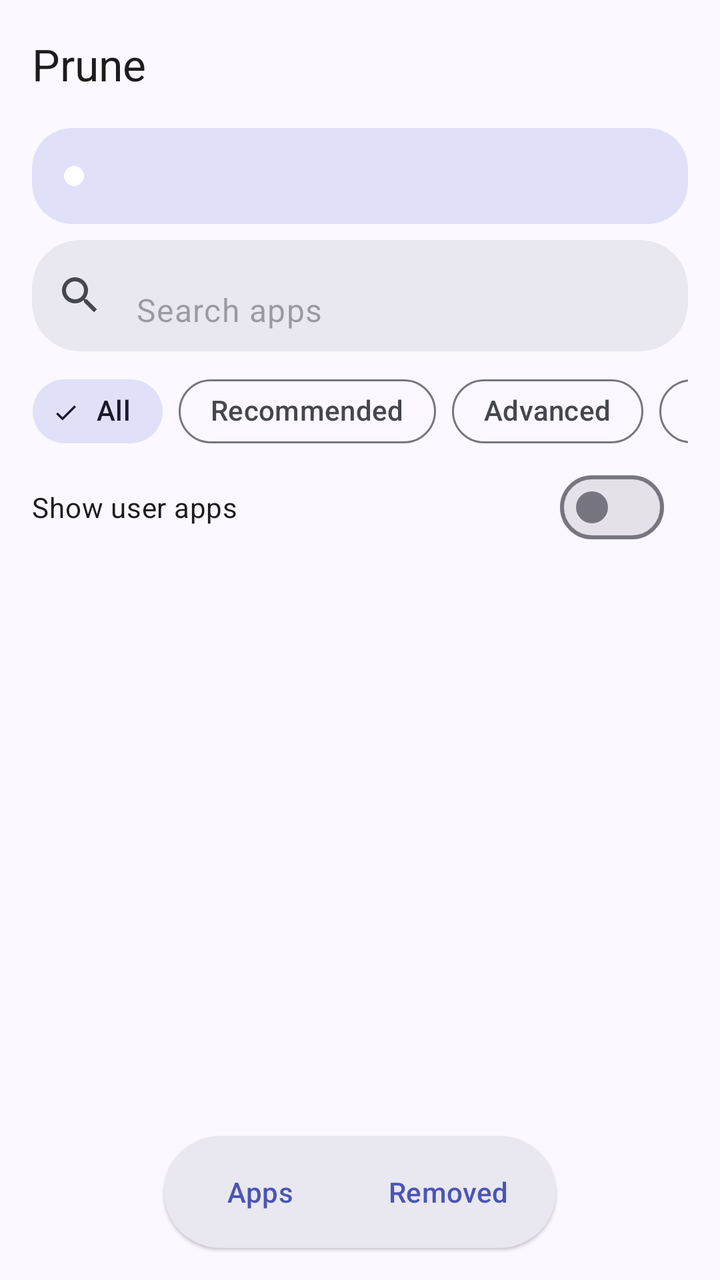
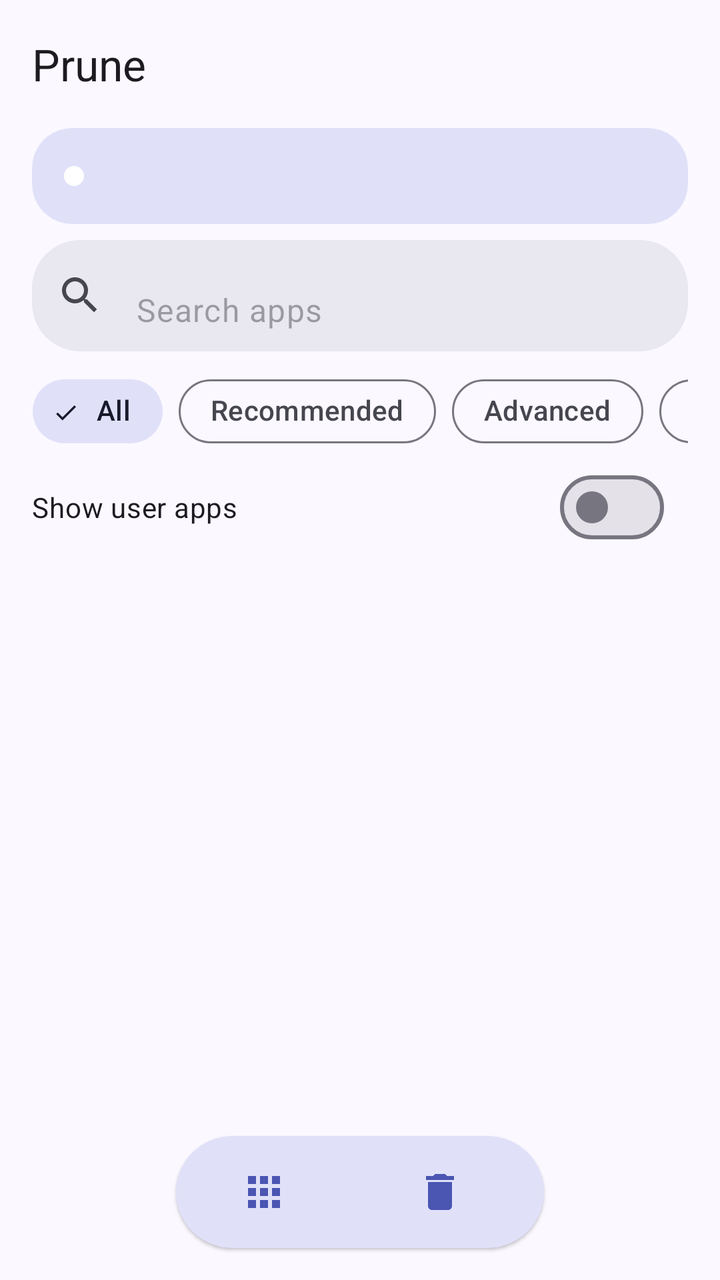

The first picture is an Android layout as it rendered before a commit; the second is the same layout after the commit. The layout source and the unified diff follow.
<!-- AndroidManifest.xml: application theme Theme.Prune -->
<!-- res/layout/activity_main.xml -->
<?xml version="1.0" encoding="utf-8"?>
<androidx.coordinatorlayout.widget.CoordinatorLayout xmlns:android="http://schemas.android.com/apk/res/android"
    xmlns:app="http://schemas.android.com/apk/res-auto"
    android:layout_width="match_parent"
    android:layout_height="match_parent"
    android:background="?attr/colorSurface">

    
    <com.google.android.material.appbar.AppBarLayout
        android:id="@+id/appbar"
        style="@style/Widget.Material3.AppBarLayout"
        android:layout_width="match_parent"
        android:layout_height="wrap_content"
        android:background="?attr/colorSurface"
        android:fitsSystemWindows="true">

        <com.google.android.material.appbar.MaterialToolbar
            android:id="@+id/toolbar"
            android:layout_width="match_parent"
            android:layout_height="?attr/actionBarSize"
            app:title="@string/app_name"
            app:titleTextAppearance="@style/TextAppearance.Prune.TitleLarge"
            app:layout_scrollFlags="scroll|enterAlways" />

        <LinearLayout
            android:layout_width="match_parent"
            android:layout_height="wrap_content"
            android:orientation="vertical"
            android:paddingStart="@dimen/gutter"
            android:paddingEnd="@dimen/gutter"
            app:layout_scrollFlags="scroll|enterAlways">

            <com.google.android.material.card.MaterialCardView
                android:id="@+id/status_card"
                style="@style/Widget.Material3.CardView.Filled"
                android:layout_width="match_parent"
                android:layout_height="wrap_content"
                app:cardBackgroundColor="?attr/colorSecondaryContainer"
                app:cardCornerRadius="20dp">

                <LinearLayout
                    android:layout_width="match_parent"
                    android:layout_height="wrap_content"
                    android:animateLayoutChanges="true"
                    android:gravity="center_vertical"
                    android:minHeight="48dp"
                    android:orientation="horizontal"
                    android:paddingStart="16dp"
                    android:paddingTop="4dp"
                    android:paddingEnd="6dp"
                    android:paddingBottom="4dp">

                    <View
                        android:id="@+id/status_dot"
                        android:layout_width="10dp"
                        android:layout_height="10dp"
                        android:background="@drawable/bg_status_dot" />

                    <TextView
                        android:id="@+id/status"
                        android:layout_width="0dp"
                        android:layout_height="wrap_content"
                        android:layout_marginStart="12dp"
                        android:layout_weight="1"
                        android:textAppearance="?attr/textAppearanceBodyMedium"
                        android:textColor="?attr/colorOnSecondaryContainer" />

                    <com.google.android.material.button.MaterialButton
                        android:id="@+id/btn_action"
                        style="@style/Widget.Prune.Button"
                        android:layout_width="wrap_content"
                        android:layout_height="wrap_content"
                        android:layout_marginStart="8dp"
                        android:minHeight="40dp"
                        android:visibility="gone" />
                </LinearLayout>
            </com.google.android.material.card.MaterialCardView>

            <com.google.android.material.textfield.TextInputLayout
                android:id="@+id/search_layout"
                style="@style/Widget.Material3.TextInputLayout.FilledBox"
                android:layout_width="match_parent"
                android:layout_height="wrap_content"
                android:layout_marginTop="8dp"
                app:boxBackgroundColor="?attr/colorSurfaceContainerHigh"
                app:boxCornerRadiusBottomEnd="24dp"
                app:boxCornerRadiusBottomStart="24dp"
                app:boxCornerRadiusTopEnd="24dp"
                app:boxCornerRadiusTopStart="24dp"
                app:boxStrokeWidth="0dp"
                app:boxStrokeWidthFocused="0dp"
                app:endIconMode="clear_text"
                app:hintEnabled="false"
                app:startIconDrawable="@drawable/ic_search">

                <com.google.android.material.textfield.TextInputEditText
                    android:id="@+id/search"
                    android:layout_width="match_parent"
                    android:layout_height="wrap_content"
                    android:hint="@string/hint_search"
                    android:importantForAutofill="no"
                    android:inputType="text"
                    android:maxLines="1"
                    android:minHeight="52dp" />
            </com.google.android.material.textfield.TextInputLayout>

            <HorizontalScrollView
                android:layout_width="match_parent"
                android:layout_height="wrap_content"
                android:layout_marginStart="-16dp"
                android:layout_marginTop="6dp"
                android:layout_marginEnd="-16dp"
                android:clipToPadding="false"
                android:scrollbars="none">

                <com.google.android.material.chip.ChipGroup
                    android:id="@+id/chips"
                    android:layout_width="wrap_content"
                    android:layout_height="wrap_content"
                    android:paddingStart="16dp"
                    android:paddingEnd="16dp"
                    app:selectionRequired="true"
                    app:singleLine="true"
                    app:singleSelection="true">

                    <com.google.android.material.chip.Chip
                        android:id="@+id/chip_all"
                        style="@style/Widget.Prune.Chip.Filter"
                        android:layout_width="wrap_content"
                        android:layout_height="wrap_content"
                        android:checked="true"
                        android:text="@string/chip_all" />

                    <com.google.android.material.chip.Chip
                        android:id="@+id/chip_recommended"
                        style="@style/Widget.Prune.Chip.Filter"
                        android:layout_width="wrap_content"
                        android:layout_height="wrap_content"
                        android:text="@string/level_recommended" />

                    <com.google.android.material.chip.Chip
                        android:id="@+id/chip_advanced"
                        style="@style/Widget.Prune.Chip.Filter"
                        android:layout_width="wrap_content"
                        android:layout_height="wrap_content"
                        android:text="@string/level_advanced" />

                    <com.google.android.material.chip.Chip
                        android:id="@+id/chip_expert"
                        style="@style/Widget.Prune.Chip.Filter"
                        android:layout_width="wrap_content"
                        android:layout_height="wrap_content"
                        android:text="@string/level_expert" />

                    <com.google.android.material.chip.Chip
                        android:id="@+id/chip_unsafe"
                        style="@style/Widget.Prune.Chip.Filter"
                        android:layout_width="wrap_content"
                        android:layout_height="wrap_content"
                        android:text="@string/level_unsafe" />

                    <com.google.android.material.chip.Chip
                        android:id="@+id/chip_unlisted"
                        style="@style/Widget.Prune.Chip.Filter"
                        android:layout_width="wrap_content"
                        android:layout_height="wrap_content"
                        android:text="@string/level_unlisted" />
                </com.google.android.material.chip.ChipGroup>
            </HorizontalScrollView>

            <LinearLayout
                android:layout_width="match_parent"
                android:layout_height="wrap_content"
                android:gravity="center_vertical"
                android:minHeight="40dp"
                android:orientation="horizontal">

                <com.google.android.material.materialswitch.MaterialSwitch
                    android:id="@+id/cb_user"
                    android:layout_width="0dp"
                    android:layout_height="wrap_content"
                    android:layout_weight="1"
                    android:text="@string/cb_user"
                    android:textAppearance="?attr/textAppearanceBodyMedium" />

                <TextView
                    android:id="@+id/count"
                    android:layout_width="wrap_content"
                    android:layout_height="wrap_content"
                    android:layout_marginStart="12dp"
                    android:textAppearance="?attr/textAppearanceLabelLarge"
                    android:textColor="?attr/colorOnSurfaceVariant" />
            </LinearLayout>
        </LinearLayout>
    </com.google.android.material.appbar.AppBarLayout>

    <FrameLayout
        android:layout_width="match_parent"
        android:layout_height="match_parent"
        app:layout_behavior="@string/appbar_scrolling_view_behavior">

        <androidx.recyclerview.widget.RecyclerView
            android:id="@+id/list"
            android:layout_width="match_parent"
            android:layout_height="match_parent"
            android:clipToPadding="false"
            android:paddingStart="@dimen/gutter"
            android:paddingTop="4dp"
            android:paddingEnd="@dimen/gutter"
            android:paddingBottom="120dp" />

        <TextView
            android:id="@+id/empty"
            android:layout_width="match_parent"
            android:layout_height="wrap_content"
            android:layout_gravity="center"
            android:drawablePadding="16dp"
            android:drawableTop="@drawable/ic_empty"
            android:gravity="center"
            android:paddingStart="48dp"
            android:paddingEnd="48dp"
            android:textAppearance="?attr/textAppearanceBodyLarge"
            android:textColor="?attr/colorOnSurfaceVariant"
            android:visibility="gone" />

        <com.google.android.material.progressindicator.LinearProgressIndicator
            android:id="@+id/progress"
            android:layout_width="match_parent"
            android:layout_height="wrap_content"
            android:indeterminate="true"
            android:visibility="gone"
            app:trackCornerRadius="4dp" />
    </FrameLayout>

    
    <com.google.android.material.card.MaterialCardView
        android:id="@+id/tab_bar"
        style="@style/Widget.Material3.CardView.Elevated"
        android:layout_width="wrap_content"
        android:layout_height="wrap_content"
        android:layout_gravity="bottom|center_horizontal"
        android:layout_marginBottom="16dp"
        app:cardBackgroundColor="?attr/colorSurfaceContainerHigh"
        app:cardCornerRadius="32dp">

        <LinearLayout
            android:id="@+id/tab_group"
            android:layout_width="wrap_content"
            android:layout_height="wrap_content"
            android:orientation="horizontal"
            android:padding="4dp">

            <com.google.android.material.button.MaterialButton
                android:id="@+id/tab_apps"
                style="@style/Widget.Prune.Segment"
                android:layout_width="wrap_content"
                android:layout_height="wrap_content"
                android:text="@string/tab_apps" />

            <com.google.android.material.button.MaterialButton
                android:id="@+id/tab_removed"
                style="@style/Widget.Prune.Segment"
                android:layout_width="wrap_content"
                android:layout_height="wrap_content"
                android:text="@string/tab_removed" />
        </LinearLayout>
    </com.google.android.material.card.MaterialCardView>

    <com.google.android.material.floatingactionbutton.ExtendedFloatingActionButton
        android:id="@+id/fab"
        android:layout_width="wrap_content"
        android:layout_height="wrap_content"
        android:layout_gravity="bottom|end"
        android:layout_margin="16dp"
        android:layout_marginBottom="92dp"
        android:visibility="gone"
        app:icon="@drawable/ic_delete" />
</androidx.coordinatorlayout.widget.CoordinatorLayout>
<!-- resources referenced by this layout -->
<resources>
  <dimen name="gutter">16dp</dimen>
  <!-- drawable bg_status_dot (drawable) -->
  <?xml version="1.0" encoding="utf-8"?>
  <shape xmlns:android="http://schemas.android.com/apk/res/android"
      android:shape="oval">
      <size android:width="12dp" android:height="12dp" />
      <solid android:color="#FFFFFF" />
  </shape>
  <string name="app_name">Prune</string>
  <string name="cb_user">Show user apps</string>
  <string name="chip_all">All</string>
  <string name="hint_search">Search apps</string>
  <string name="level_advanced">Advanced</string>
  <string name="level_expert">Expert</string>
  <string name="level_recommended">Recommended</string>
  <string name="level_unlisted">Unlisted</string>
  <string name="level_unsafe">Unsafe</string>
  <string name="tab_apps">Apps</string>
  <string name="tab_removed">Removed</string>
  <style name="TextAppearance.Prune.TitleLarge" parent="TextAppearance.Material3.TitleLarge">
          <item name="android:fontFamily">sans-serif-medium</item>
      </style>
  <style name="Widget.Prune.Button" parent="Widget.Material3.Button">
          <item name="android:minHeight">52dp</item>
          <item name="shapeAppearanceOverlay">@style/ShapeAppearance.Prune.Pill</item>
      </style>
  <style name="Widget.Prune.Chip.Filter" parent="Widget.Material3.Chip.Filter">
          <item name="shapeAppearanceOverlay">@style/ShapeAppearance.Prune.Pill</item>
      </style>
  <style name="ShapeAppearance.Prune.Pill" parent="">
          <item name="cornerFamily">rounded</item>
          <item name="cornerSize">50%</item>
      </style>
  <style name="TextAppearance.Prune.LabelLarge" parent="TextAppearance.Material3.LabelLarge">
          <item name="android:fontFamily">sans-serif-medium</item>
      </style>
  <style name="ShapeAppearance.Prune.Small" parent="ShapeAppearance.Material3.SmallComponent">
          <item name="cornerFamily">rounded</item>
          <item name="cornerSize">12dp</item>
      </style>
  <style name="ShapeAppearance.Prune.Medium" parent="ShapeAppearance.Material3.MediumComponent">
          <item name="cornerFamily">rounded</item>
          <item name="cornerSize">20dp</item>
      </style>
  <style name="ShapeAppearance.Prune.Large" parent="ShapeAppearance.Material3.LargeComponent">
          <item name="cornerFamily">rounded</item>
          <item name="cornerSize">28dp</item>
      </style>
  <style name="TextAppearance.Prune.TitleMedium" parent="TextAppearance.Material3.TitleMedium">
          <item name="android:fontFamily">sans-serif-medium</item>
      </style>
  <style name="TextAppearance.Prune.TitleSmall" parent="TextAppearance.Material3.TitleSmall">
          <item name="android:fontFamily">sans-serif-medium</item>
          <item name="android:textSize">15sp</item>
      </style>
  <style name="ThemeOverlay.Prune.BottomSheetDialog" parent="ThemeOverlay.Material3.BottomSheetDialog">
          <item name="bottomSheetStyle">@style/Widget.Prune.BottomSheet</item>
      </style>
  <style name="Widget.Prune.BottomSheet" parent="Widget.Material3.BottomSheet.Modal">
          <item name="shapeAppearanceOverlay">@style/ShapeAppearanceOverlay.Prune.Sheet</item>
      </style>
  <!-- unchanged entries left out for length: 6 -->
</resources>

<!-- the commit's change to res/layout/activity_main.xml (unified diff, before → after) -->
@@ -240,7 +240,7 @@
         android:layout_height="wrap_content"
         android:layout_gravity="bottom|center_horizontal"
         android:layout_marginBottom="16dp"
-        app:cardBackgroundColor="?attr/colorSurfaceContainerHigh"
+        app:cardBackgroundColor="?attr/colorSecondaryContainer"
         app:cardCornerRadius="32dp">
 
         <LinearLayout
@@ -255,14 +255,20 @@
                 style="@style/Widget.Prune.Segment"
                 android:layout_width="wrap_content"
                 android:layout_height="wrap_content"
-                android:text="@string/tab_apps" />
+                app:icon="@drawable/ic_tab_apps"
+                app:iconGravity="textStart"
+                app:iconPadding="8dp"
+                app:iconSize="24dp" />
 
             <com.google.android.material.button.MaterialButton
                 android:id="@+id/tab_removed"
                 style="@style/Widget.Prune.Segment"
                 android:layout_width="wrap_content"
                 android:layout_height="wrap_content"
-                android:text="@string/tab_removed" />
+                app:icon="@drawable/ic_tab_removed"
+                app:iconGravity="textStart"
+                app:iconPadding="8dp"
+                app:iconSize="24dp" />
         </LinearLayout>
     </com.google.android.material.card.MaterialCardView>
 
<!-- resource entries referenced after the edit -->
@@ -8,6 +8,28 @@
       <size android:width="12dp" android:height="12dp" />
       <solid android:color="#FFFFFF" />
   </shape>
+  <!-- drawable ic_tab_apps (drawable) -->
+  <?xml version="1.0" encoding="utf-8"?>
+  <vector xmlns:android="http://schemas.android.com/apk/res/android"
+      android:width="24dp"
+      android:height="24dp"
+      android:viewportWidth="24"
+      android:viewportHeight="24">
+      <path
+          android:fillColor="#FF000000"
+          android:pathData="M4,8h4L8,4L4,4v4zM10,20h4v-4h-4v4zM4,20h4v-4L4,16v4zM4,14h4v-4L4,10v4zM10,14h4v-4h-4v4zM16,4v4h4L20,4h-4zM10,8h4L14,4h-4v4zM16,14h4v-4h-4v4zM16,20h4v-4h-4v4z" />
+  </vector>
+  <!-- drawable ic_tab_removed (drawable) -->
+  <?xml version="1.0" encoding="utf-8"?>
+  <vector xmlns:android="http://schemas.android.com/apk/res/android"
+      android:width="24dp"
+      android:height="24dp"
+      android:viewportWidth="24"
+      android:viewportHeight="24">
+      <path
+          android:fillColor="#FF000000"
+          android:pathData="M6,19c0,1.1 0.9,2 2,2h8c1.1,0 2,-0.9 2,-2V7H6v12zM19,4h-3.5l-1,-1h-5l-1,1H5v2h14V4z" />
+  </vector>
   <string name="app_name">Prune</string>
   <string name="cb_user">Show user apps</string>
   <string name="chip_all">All</string>
@@ -17,8 +39,6 @@
   <string name="level_recommended">Recommended</string>
   <string name="level_unlisted">Unlisted</string>
   <string name="level_unsafe">Unsafe</string>
-  <string name="tab_apps">Apps</string>
-  <string name="tab_removed">Removed</string>
   <style name="TextAppearance.Prune.TitleLarge" parent="TextAppearance.Material3.TitleLarge">
           <item name="android:fontFamily">sans-serif-medium</item>
       </style>
